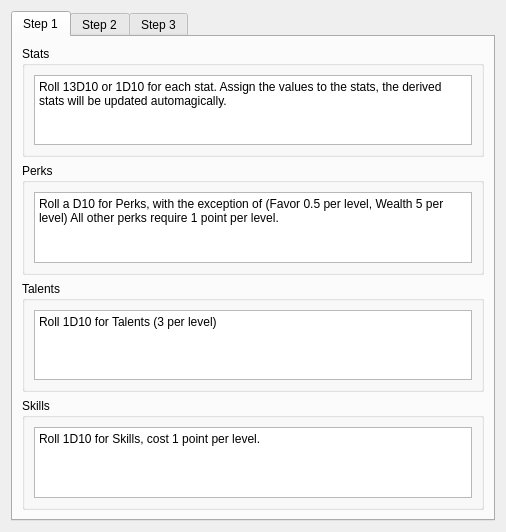
First picture: the form in howto.ui, repository mcgillij/qt_meta_char, before the edit.
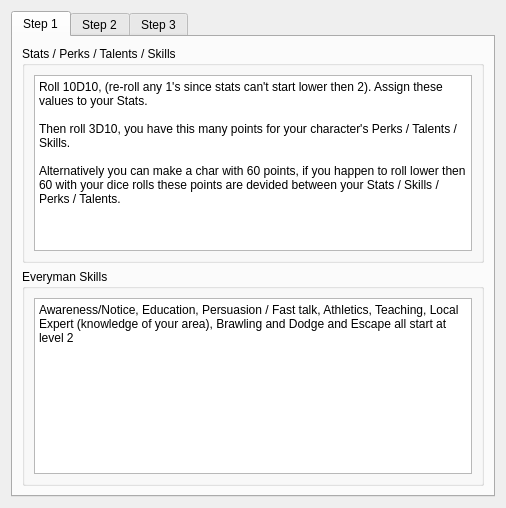
Second picture: the form after the edit.

Commit message: added howto dialog to the project

The edit to the form file:
```diff
--- a/howto.ui
+++ b/howto.ui
@@ -27,7 +27,7 @@
        <item>
         <widget class="QGroupBox" name="groupBox">
          <property name="title">
-          <string>Stats</string>
+          <string>Stats / Perks / Talents / Skills</string>
          </property>
          <layout class="QHBoxLayout" name="horizontalLayout">
           <item>
@@ -37,47 +37,11 @@
 &lt;html&gt;&lt;head&gt;&lt;meta name=&quot;qrichtext&quot; content=&quot;1&quot; /&gt;&lt;style type=&quot;text/css&quot;&gt;
 p, li { white-space: pre-wrap; }
 &lt;/style&gt;&lt;/head&gt;&lt;body style=&quot; font-family:'DejaVu Sans'; font-size:9pt; font-weight:400; font-style:normal;&quot;&gt;
-&lt;p style=&quot; margin-top:0px; margin-bottom:0px; margin-left:0px; margin-right:0px; -qt-block-indent:0; text-indent:0px;&quot;&gt;Roll 13D10 or 1D10 for each stat. Assign the values to the stats, the derived stats will be updated automagically.&lt;/p&gt;&lt;/body&gt;&lt;/html&gt;</string>
-            </property>
-           </widget>
-          </item>
-         </layout>
-        </widget>
-       </item>
-       <item>
-        <widget class="QGroupBox" name="groupBox_2">
-         <property name="title">
-          <string>Perks</string>
-         </property>
-         <layout class="QHBoxLayout" name="horizontalLayout_2">
-          <item>
-           <widget class="QTextBrowser" name="textBrowser_2">
-            <property name="html">
-             <string>&lt;!DOCTYPE HTML PUBLIC &quot;-//W3C//DTD HTML 4.0//EN&quot; &quot;http://www.w3.org/TR/REC-html40/strict.dtd&quot;&gt;
-&lt;html&gt;&lt;head&gt;&lt;meta name=&quot;qrichtext&quot; content=&quot;1&quot; /&gt;&lt;style type=&quot;text/css&quot;&gt;
-p, li { white-space: pre-wrap; }
-&lt;/style&gt;&lt;/head&gt;&lt;body style=&quot; font-family:'DejaVu Sans'; font-size:9pt; font-weight:400; font-style:normal;&quot;&gt;
-&lt;p style=&quot; margin-top:0px; margin-bottom:0px; margin-left:0px; margin-right:0px; -qt-block-indent:0; text-indent:0px;&quot;&gt;Roll a D10 for Perks, with the exception of (Favor 0.5 per level, Wealth 5 per level) All other perks require 1 point per level.&lt;/p&gt;&lt;/body&gt;&lt;/html&gt;</string>
-            </property>
-           </widget>
-          </item>
-         </layout>
-        </widget>
-       </item>
-       <item>
-        <widget class="QGroupBox" name="groupBox_3">
-         <property name="title">
-          <string>Talents</string>
-         </property>
-         <layout class="QHBoxLayout" name="horizontalLayout_3">
-          <item>
-           <widget class="QTextBrowser" name="textBrowser_3">
-            <property name="html">
-             <string>&lt;!DOCTYPE HTML PUBLIC &quot;-//W3C//DTD HTML 4.0//EN&quot; &quot;http://www.w3.org/TR/REC-html40/strict.dtd&quot;&gt;
-&lt;html&gt;&lt;head&gt;&lt;meta name=&quot;qrichtext&quot; content=&quot;1&quot; /&gt;&lt;style type=&quot;text/css&quot;&gt;
-p, li { white-space: pre-wrap; }
-&lt;/style&gt;&lt;/head&gt;&lt;body style=&quot; font-family:'DejaVu Sans'; font-size:9pt; font-weight:400; font-style:normal;&quot;&gt;
-&lt;p style=&quot; margin-top:0px; margin-bottom:0px; margin-left:0px; margin-right:0px; -qt-block-indent:0; text-indent:0px;&quot;&gt;Roll 1D10 for Talents (3 per level)&lt;/p&gt;&lt;/body&gt;&lt;/html&gt;</string>
+&lt;p style=&quot; margin-top:0px; margin-bottom:0px; margin-left:0px; margin-right:0px; -qt-block-indent:0; text-indent:0px;&quot;&gt;Roll 10D10, (re-roll any 1's since stats can't start lower then 2). Assign these values to your Stats.&lt;/p&gt;
+&lt;p style=&quot;-qt-paragraph-type:empty; margin-top:0px; margin-bottom:0px; margin-left:0px; margin-right:0px; -qt-block-indent:0; text-indent:0px;&quot;&gt;&lt;br /&gt;&lt;/p&gt;
+&lt;p style=&quot; margin-top:0px; margin-bottom:0px; margin-left:0px; margin-right:0px; -qt-block-indent:0; text-indent:0px;&quot;&gt;Then roll 3D10, you have this many points for your character's Perks / Talents / Skills.&lt;/p&gt;
+&lt;p style=&quot;-qt-paragraph-type:empty; margin-top:0px; margin-bottom:0px; margin-left:0px; margin-right:0px; -qt-block-indent:0; text-indent:0px;&quot;&gt;&lt;br /&gt;&lt;/p&gt;
+&lt;p style=&quot; margin-top:0px; margin-bottom:0px; margin-left:0px; margin-right:0px; -qt-block-indent:0; text-indent:0px;&quot;&gt;Alternatively you can make a char with 60 points, if you happen to roll lower then 60 with your dice rolls these points are devided between your Stats / Skills / Perks / Talents. &lt;/p&gt;&lt;/body&gt;&lt;/html&gt;</string>
             </property>
            </widget>
           </item>
@@ -87,7 +51,7 @@
        <item>
         <widget class="QGroupBox" name="groupBox_4">
          <property name="title">
-          <string>Skills</string>
+          <string>Everyman Skills</string>
          </property>
          <layout class="QHBoxLayout" name="horizontalLayout_4">
           <item>
@@ -97,7 +61,7 @@
 &lt;html&gt;&lt;head&gt;&lt;meta name=&quot;qrichtext&quot; content=&quot;1&quot; /&gt;&lt;style type=&quot;text/css&quot;&gt;
 p, li { white-space: pre-wrap; }
 &lt;/style&gt;&lt;/head&gt;&lt;body style=&quot; font-family:'DejaVu Sans'; font-size:9pt; font-weight:400; font-style:normal;&quot;&gt;
-&lt;p style=&quot; margin-top:0px; margin-bottom:0px; margin-left:0px; margin-right:0px; -qt-block-indent:0; text-indent:0px;&quot;&gt;Roll 1D10 for Skills, cost 1 point per level.&lt;/p&gt;&lt;/body&gt;&lt;/html&gt;</string>
+&lt;p style=&quot; margin-top:0px; margin-bottom:0px; margin-left:0px; margin-right:0px; -qt-block-indent:0; text-indent:0px;&quot;&gt;Awareness/Notice, Education, Persuasion / Fast talk, Athletics, Teaching, Local Expert (knowledge of your area), Brawling and Dodge and Escape all start at level 2&lt;/p&gt;&lt;/body&gt;&lt;/html&gt;</string>
             </property>
            </widget>
           </item>
```
Left out of the diff: 4 changed lines with no effect on the pictures. The commit also changes 7 other files.
